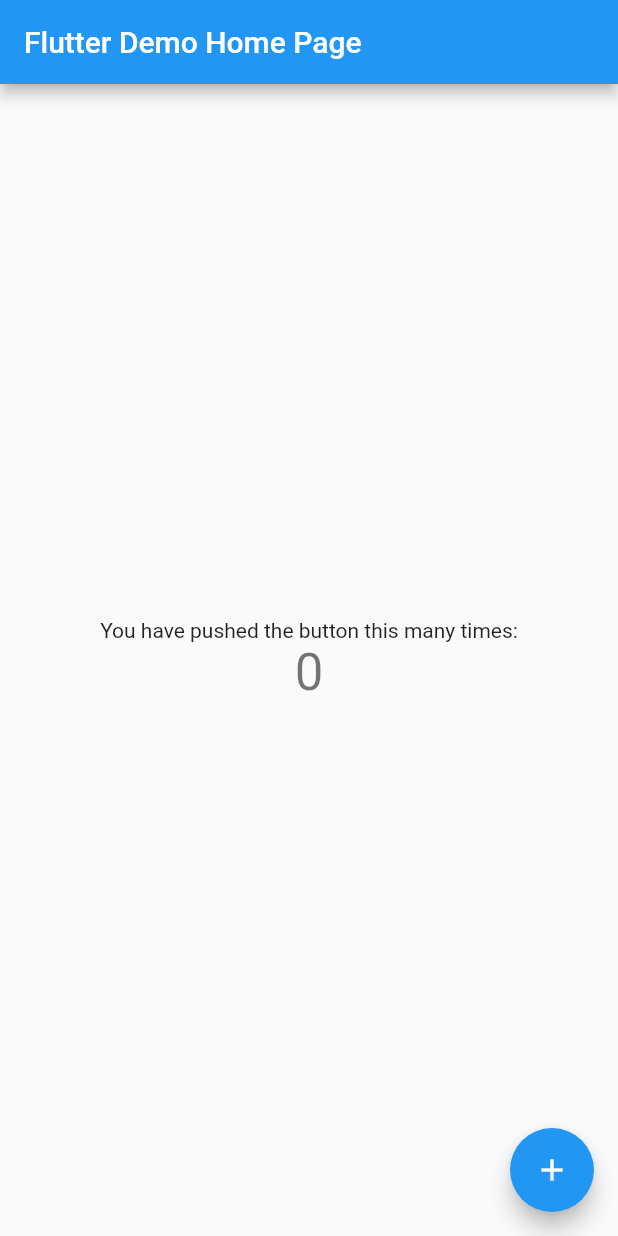
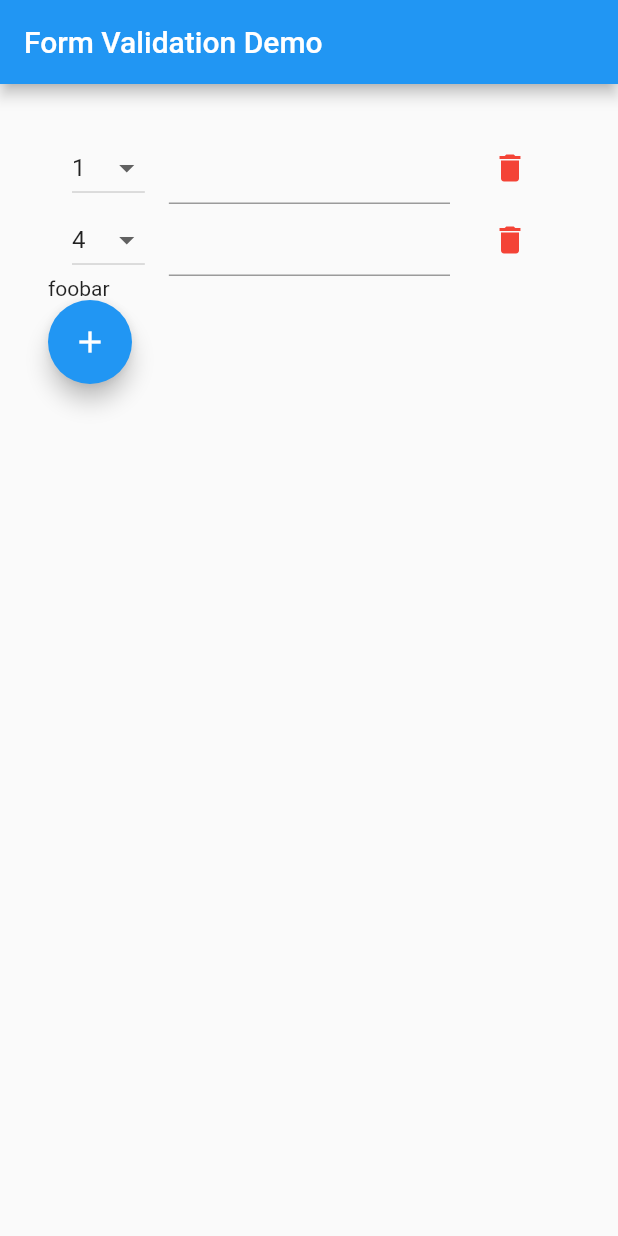
Before and after one commit to ianjsikes/encounter_tracker, a Flutter app: the screen it shows after launch, on a phone screen of 412 x 824 dp. Run offline on Flutter 3.47's test engine with Material 2 defaults, Android fonts, the phone set to English and light mode, and no system bars.

Commit message:
Beginnings of a workable UI, maybe

```diff
--- a/lib/main.dart
+++ b/lib/main.dart
@@ -1,109 +1,96 @@
 import 'package:flutter/material.dart';
+import 'monster_row.dart';
 
-void main() => runApp(new MyApp());
+void main() => runApp(MyApp());
+
+typedef B MapWithIndexCallback<B, A>(A a, int index);
+
+Iterable<B> mapWithIndex<B, A>(List<A> l, MapWithIndexCallback<B, A> cb) {
+  Map<int, A> map = l.asMap();
+  return map.keys.map((key) {
+    return cb(map[key], key);
+  });
+}
 
 class MyApp extends StatelessWidget {
-  // This widget is the root of your application.
   @override
   Widget build(BuildContext context) {
-    return new MaterialApp(
-      title: 'Flutter Demo',
-      theme: new ThemeData(
-        // This is the theme of your application.
-        //
-        // Try running your application with "flutter run". You'll see the
-        // application has a blue toolbar. Then, without quitting the app, try
-        // changing the primarySwatch below to Colors.green and then invoke
-        // "hot reload" (press "r" in the console where you ran "flutter run",
-        // or press Run > Flutter Hot Reload in IntelliJ). Notice that the
-        // counter didn't reset back to zero; the application is not restarted.
-        primarySwatch: Colors.blue,
+    final appTitle = 'Form Validation Demo';
+
+    return MaterialApp(
+      title: appTitle,
+      home: Scaffold(
+        appBar: AppBar(title: Text(appTitle)),
+        body: MyForm(),
       ),
-      home: new MyHomePage(title: 'Flutter Demo Home Page'),
     );
   }
 }
 
-class MyHomePage extends StatefulWidget {
-  MyHomePage({Key key, this.title}) : super(key: key);
-
-  // This widget is the home page of your application. It is stateful, meaning
-  // that it has a State object (defined below) that contains fields that affect
-  // how it looks.
-
-  // This class is the configuration for the state. It holds the values (in this
-  // case the title) provided by the parent (in this case the App widget) and
-  // used by the build method of the State. Fields in a Widget subclass are
-  // always marked "final".
-
-  final String title;
-
+class MyForm extends StatefulWidget {
   @override
-  _MyHomePageState createState() => new _MyHomePageState();
+  MyFormState createState() {
+    return MyFormState();
+  }
 }
 
-class _MyHomePageState extends State<MyHomePage> {
-  int _counter = 0;
+class MyFormState extends State<MyForm> {
+  List monsters = [
+    { 'numMonsters': 0, 'cr': 1.000 },
+    { 'numMonsters': 2, 'cr': 4.000 },
+  ];
 
-  void _incrementCounter() {
-    setState(() {
-      // This call to setState tells the Flutter framework that something has
-      // changed in this State, which causes it to rerun the build method below
-      // so that the display can reflect the updated values. If we changed
-      // _counter without calling setState(), then the build method would not be
-      // called again, and so nothing would appear to happen.
-      _counter++;
-    });
+  final myController = TextEditingController();
+  final playerNumberController = TextEditingController();
+
+  String menuValue = "c";
+
+  List<Widget> _buildMonsterRows() {
+    return mapWithIndex(this.monsters, (monster, index) {
+      return MonsterRow(
+        numMonsters: monster['numMonsters'],
+        cr: monster['cr'],
+        onChange: (newNumMonsters, newCr) {
+          setState(() {
+            this.monsters[index]['numMonsters'] = newNumMonsters;
+            this.monsters[index]['cr'] = newCr;
+          });
+        },
+        onDelete: () {
+          setState(() {
+            this.monsters.removeAt(index);
+          });
+        }
+      );
+    }).toList();
   }
 
   @override
   Widget build(BuildContext context) {
-    // This method is rerun every time setState is called, for instance as done
-    // by the _incrementCounter method above.
-    //
-    // The Flutter framework has been optimized to make rerunning build methods
-    // fast, so that you can just rebuild anything that needs updating rather
-    // than having to individually change instances of widgets.
-    return new Scaffold(
-      appBar: new AppBar(
-        // Here we take the value from the MyHomePage object that was created by
-        // the App.build method, and use it to set our appbar title.
-        title: new Text(widget.title),
+    // int total =
+    return Container(
+      padding: const EdgeInsets.all(32.0),
+      child: Column(
+        crossAxisAlignment: CrossAxisAlignment.start,
+        children: []..addAll(_buildMonsterRows())..addAll([
+          Text("foobar"),
+          FloatingActionButton(
+            child: Icon(Icons.add),
+            onPressed: () {
+              print("hello");
+              setState(() {
+                this.monsters.add({ 'numMonsters': 0, 'cr': 1.000 });
+              });
+            }
+          ),
+        ]),
       ),
-      body: new Center(
-        // Center is a layout widget. It takes a single child and positions it
-        // in the middle of the parent.
-        child: new Column(
-          // Column is also layout widget. It takes a list of children and
-          // arranges them vertically. By default, it sizes itself to fit its
-          // children horizontally, and tries to be as tall as its parent.
-          //
-          // Invoke "debug paint" (press "p" in the console where you ran
-          // "flutter run", or select "Toggle Debug Paint" from the Flutter tool
-          // window in IntelliJ) to see the wireframe for each widget.
-          //
-          // Column has various properties to control how it sizes itself and
-          // how it positions its children. Here we use mainAxisAlignment to
-          // center the children vertically; the main axis here is the vertical
-          // axis because Columns are vertical (the cross axis would be
-          // horizontal).
-          mainAxisAlignment: MainAxisAlignment.center,
-          children: <Widget>[
-            new Text(
-              'You have pushed the button this many times:',
-            ),
-            new Text(
-              '$_counter',
-              style: Theme.of(context).textTheme.display1,
-            ),
-          ],
-        ),
-      ),
-      floatingActionButton: new FloatingActionButton(
-        onPressed: _incrementCounter,
-        tooltip: 'Increment',
-        child: new Icon(Icons.add),
-      ), // This trailing comma makes auto-formatting nicer for build methods.
     );
   }
+
+  @override
+  void dispose() {
+    myController.dispose();
+    super.dispose();
+  }
 }
--- /dev/null
+++ b/lib/monster_row.dart
@@ -0,0 +1,91 @@
+import 'package:flutter/material.dart';
+
+typedef void MonsterRowChangeCallback(int numMonsters, double cr);
+
+var challengeRatings = const [
+  { 'name': '1/8', 'value': 0.125 },
+  { 'name': '1/4', 'value': 0.250 },
+  { 'name': '1/2', 'value': 0.500 },
+  { 'name': '1', 'value': 1.000 },
+  { 'name': '2', 'value': 2.000 },
+  { 'name': '3', 'value': 3.000 },
+  { 'name': '4', 'value': 4.000 },
+  { 'name': '5', 'value': 5.000 },
+  { 'name': '6', 'value': 6.000 },
+  { 'name': '7', 'value': 7.000 },
+  { 'name': '8', 'value': 8.000 },
+  { 'name': '9', 'value': 9.000 },
+  { 'name': '10', 'value': 10.00 },
+  { 'name': '11', 'value': 11.00 },
+  { 'name': '12', 'value': 12.00 },
+  { 'name': '13', 'value': 13.00 },
+  { 'name': '14', 'value': 14.00 },
+  { 'name': '15', 'value': 15.00 },
+  { 'name': '16', 'value': 16.00 },
+  { 'name': '17', 'value': 17.00 },
+  { 'name': '18', 'value': 18.00 },
+  { 'name': '19', 'value': 19.00 },
+  { 'name': '20', 'value': 20.00 },
+  { 'name': '21', 'value': 21.00 },
+  { 'name': '22', 'value': 22.00 },
+  { 'name': '23', 'value': 23.00 },
+  { 'name': '24', 'value': 24.00 },
+  { 'name': '25', 'value': 25.00 },
+  { 'name': '26', 'value': 26.00 },
+  { 'name': '27', 'value': 27.00 },
+  { 'name': '28', 'value': 28.00 },
+  { 'name': '29', 'value': 29.00 },
+  { 'name': '30', 'value': 30.00 },
+];
+
+class MonsterRow extends StatelessWidget {
+  MonsterRow({
+    Key key,
+    @required this.numMonsters,
+    @required this.cr,
+    @required this.onChange,
+    @required this.onDelete,
+  }) : super(key: key);
+
+  final int numMonsters;
+  final double cr;
+  final MonsterRowChangeCallback onChange;
+  final VoidCallback onDelete;
+
+  @override
+  Widget build(BuildContext context) {
+    return Row(
+      children: [
+        Padding(
+          padding: const EdgeInsets.symmetric(horizontal: 16.0),
+          child: DropdownButton<double>(
+            value: this.cr,
+            items: challengeRatings.map<DropdownMenuItem<double>>((cr) {
+              return DropdownMenuItem(child: Text(cr['name']), value: cr['value']);
+            }).toList(),
+            onChanged: (double newCr) {
+              this.onChange(this.numMonsters, newCr);
+            }
+          ),
+        ),
+        Expanded(
+          child: TextField(
+            keyboardType: TextInputType.number,
+            onChanged: (String newNumMonsters) {
+              this.onChange(int.parse(newNumMonsters), this.cr);
+            },
+          ),
+        ),
+        Padding(
+          padding: const EdgeInsets.symmetric(horizontal: 16.0),
+          child: IconButton(
+            icon: Icon(Icons.delete),
+            color: Colors.red,
+            onPressed: this.onDelete,
+            disabledColor: Colors.blue,
+          ),
+        ),
+      ],
+    );
+  }
+}
```
